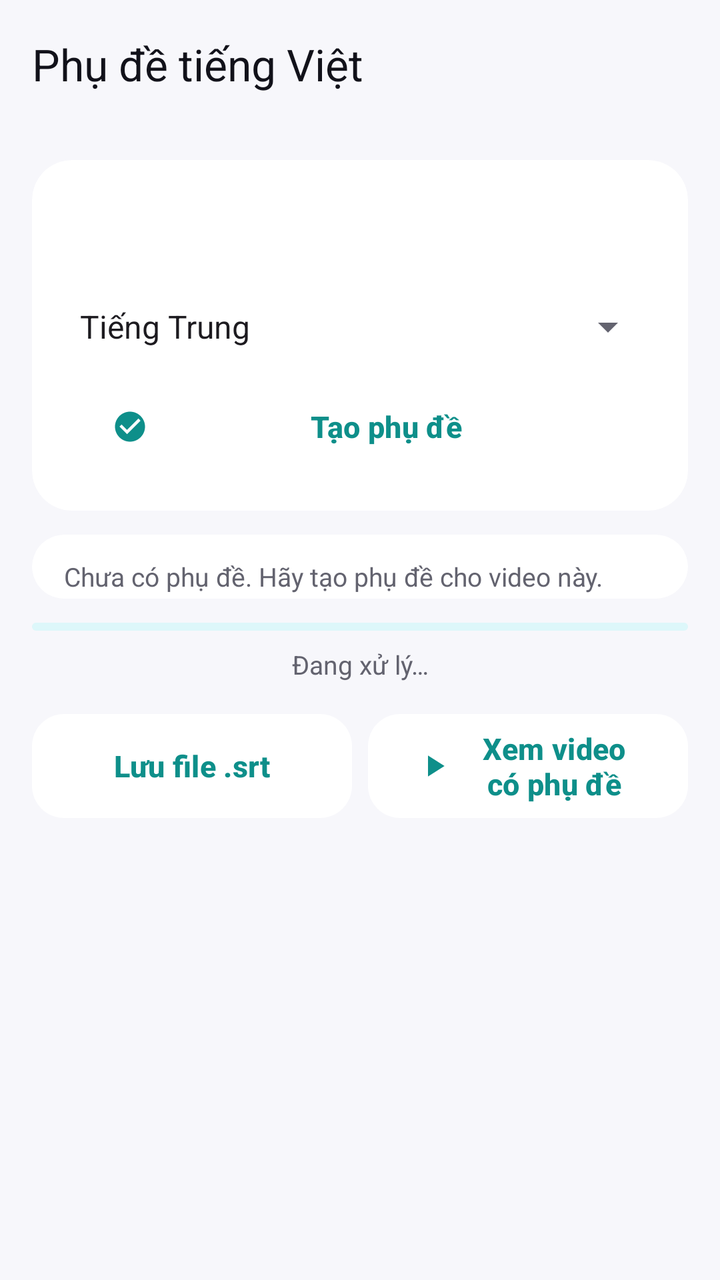
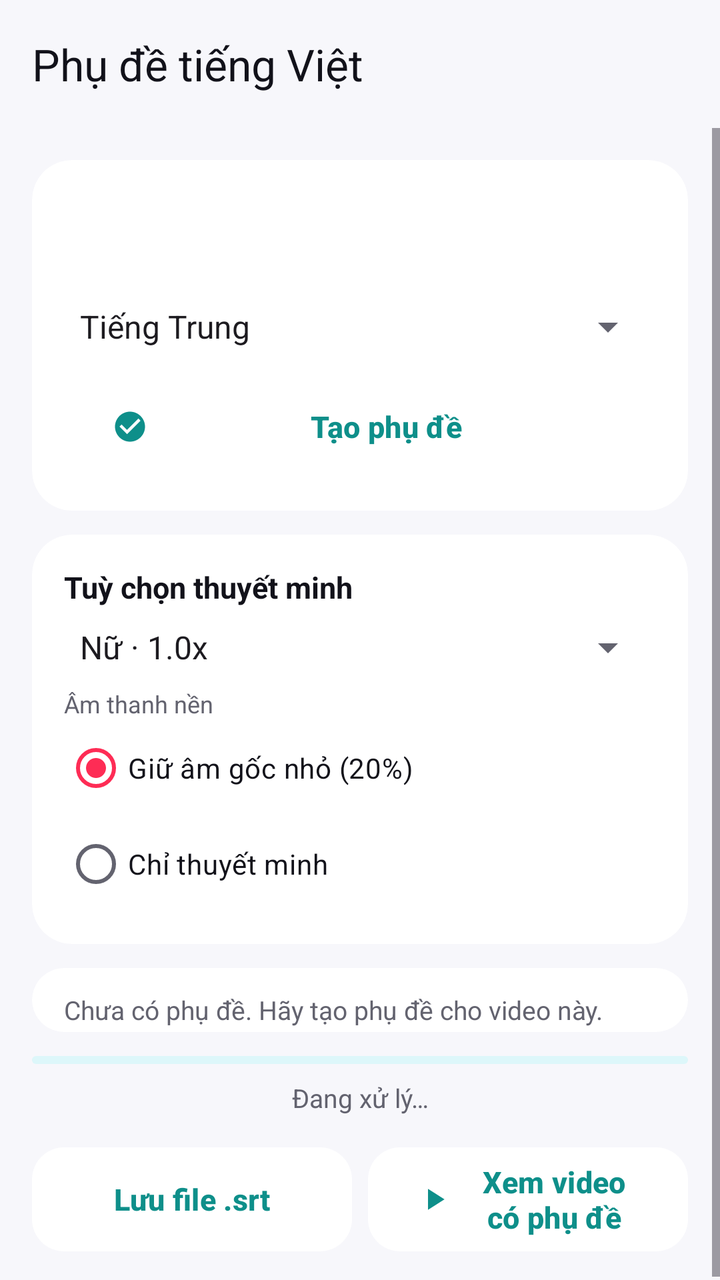

An Android layout rendered at two revisions. The XML below is the earlier revision; the diff shows what the commit changed to produce the second picture.
<!-- AndroidManifest.xml: application theme Theme.TT -->
<!-- res/layout/activity_subtitle.xml -->
<?xml version="1.0" encoding="utf-8"?>
<LinearLayout xmlns:android="http://schemas.android.com/apk/res/android"
    xmlns:app="http://schemas.android.com/apk/res-auto"
    android:layout_width="match_parent"
    android:layout_height="match_parent"
    android:background="@color/surface"
    android:orientation="vertical">

    <com.google.android.material.appbar.MaterialToolbar
        android:id="@+id/toolbar"
        android:layout_width="match_parent"
        android:layout_height="?attr/actionBarSize"
        android:background="@color/surface"
        app:title="@string/subtitle_section_title"
        app:titleTextColor="@color/text_primary" />

    <ScrollView
        android:layout_width="match_parent"
        android:layout_height="0dp"
        android:layout_weight="1"
        android:fillViewport="true">

        <LinearLayout
            android:layout_width="match_parent"
            android:layout_height="wrap_content"
            android:orientation="vertical"
            android:padding="@dimen/space_16">

            <com.google.android.material.card.MaterialCardView
                android:layout_width="match_parent"
                android:layout_height="wrap_content"
                style="@style/Widget.TT.Card">

                <LinearLayout
                    android:layout_width="match_parent"
                    android:layout_height="wrap_content"
                    android:orientation="vertical"
                    android:padding="@dimen/space_16">

                    <TextView
                        android:id="@+id/tvSubtitleVideoTitle"
                        android:layout_width="match_parent"
                        android:layout_height="wrap_content"
                        android:textColor="@color/text_primary"
                        android:textSize="16sp"
                        android:textStyle="bold" />

                    <TextView
                        android:id="@+id/tvSubtitleSource"
                        android:layout_width="match_parent"
                        android:layout_height="wrap_content"
                        android:layout_marginTop="@dimen/space_4"
                        android:textColor="@color/text_secondary"
                        android:textSize="13sp" />

                    <com.google.android.material.textfield.TextInputLayout
                        android:id="@+id/tilSubtitleLang"
                        style="@style/Widget.Material3.TextInputLayout.OutlinedBox.Dense"
                        android:layout_width="match_parent"
                        android:layout_height="wrap_content"
                        android:layout_marginTop="@dimen/space_12"
                        android:hint="@string/subtitle_language_source"
                        app:boxStrokeColor="@color/accent"
                        app:hintTextColor="@color/accent">

                        <Spinner
                            android:id="@+id/spinnerSubtitleLanguage"
                            android:layout_width="match_parent"
                            android:layout_height="wrap_content"
                            android:entries="@array/asr_languages"
                            android:textColor="@color/text_primary"
                            android:popupBackground="@color/surface" />
                    </com.google.android.material.textfield.TextInputLayout>

                    <com.google.android.material.button.MaterialButton
                        android:id="@+id/btnGenerateSubtitle"
                        style="@style/Widget.TT.Button.Tonal"
                        android:layout_width="match_parent"
                        android:layout_height="wrap_content"
                        android:layout_marginTop="@dimen/space_12"
                        android:text="@string/action_generate_subtitle"
                        app:icon="@drawable/ic_check_circle" />
                </LinearLayout>
            </com.google.android.material.card.MaterialCardView>

            <com.google.android.material.card.MaterialCardView
                android:id="@+id/cardCues"
                android:layout_width="match_parent"
                android:layout_height="wrap_content"
                style="@style/Widget.TT.Card"
                android:layout_marginTop="@dimen/space_12">

                <TextView
                    android:layout_width="match_parent"
                    android:layout_height="wrap_content"
                    android:paddingStart="@dimen/space_16"
                    android:paddingTop="@dimen/space_12"
                    android:paddingEnd="@dimen/space_16"
                    android:text="@string/subtitle_cues_empty"
                    android:textColor="@color/text_secondary"
                    android:textSize="13sp" />

                <androidx.recyclerview.widget.RecyclerView
                    android:id="@+id/rvCues"
                    android:layout_width="match_parent"
                    android:layout_height="wrap_content"
                    android:layout_marginTop="@dimen/space_8"
                    android:layout_marginBottom="@dimen/space_12"
                    android:nestedScrollingEnabled="false"
                    android:clipToPadding="false"
                    android:paddingStart="@dimen/space_16"
                    android:paddingEnd="@dimen/space_16"
                    android:paddingBottom="@dimen/space_12" />
            </com.google.android.material.card.MaterialCardView>

            <com.google.android.material.progressindicator.LinearProgressIndicator
                android:id="@+id/pbSubtitle"
                android:layout_width="match_parent"
                android:layout_height="wrap_content"
                android:layout_marginTop="@dimen/space_12"
                android:indeterminate="true"
                android:max="100" />

            <TextView
                android:id="@+id/tvSubtitleStatus"
                android:layout_width="match_parent"
                android:layout_height="wrap_content"
                android:layout_marginTop="@dimen/space_8"
                android:gravity="center_horizontal"
                android:text="@string/subtitle_processing"
                android:textColor="@color/text_secondary"
                android:textSize="13sp" />

            <LinearLayout
                android:layout_width="match_parent"
                android:layout_height="wrap_content"
                android:layout_marginTop="@dimen/space_16"
                android:orientation="horizontal"
                android:gravity="center">

                <com.google.android.material.button.MaterialButton
                    android:id="@+id/btnSaveSrt"
                    style="@style/Widget.TT.Button.Tonal"
                    android:layout_width="0dp"
                    android:layout_height="wrap_content"
                    android:layout_weight="1"
                    android:text="@string/action_save_srt" />

                <com.google.android.material.button.MaterialButton
                    android:id="@+id/btnOpenPlayer"
                    style="@style/Widget.TT.Button.Tonal"
                    android:layout_width="0dp"
                    android:layout_height="wrap_content"
                    android:layout_weight="1"
                    android:layout_marginStart="@dimen/space_8"
                    android:text="@string/action_open_player"
                    app:icon="@drawable/ic_play_arrow" />
            </LinearLayout>

            <com.google.android.material.button.MaterialButton
                android:id="@+id/btnCreateNarration"
                style="@style/Widget.TT.Button.Tonal"
                android:layout_width="match_parent"
                android:layout_height="wrap_content"
                android:layout_marginTop="@dimen/space_8"
                android:text="@string/action_create_narration"
                android:visibility="gone"
                app:icon="@drawable/ic_translate" />

            <com.google.android.material.button.MaterialButton
                android:id="@+id/btnOpenDub"
                style="@style/Widget.TT.Button.Primary"
                android:layout_width="match_parent"
                android:layout_height="wrap_content"
                android:layout_marginTop="@dimen/space_8"
                android:text="@string/action_open_dub"
                android:visibility="gone"
                app:icon="@drawable/ic_play_arrow" />
        </LinearLayout>
    </ScrollView>
</LinearLayout>
<!-- resources referenced by this layout -->
<resources>
  <string-array name="asr_languages">
          <item value="zh">Tiếng Trung</item>
          <item value="en">Tiếng Anh</item>
          <item value="vi">Tiếng Việt</item>
      </string-array>
  <color name="accent">#FF0E8F8A</color>
  <color name="surface">#FFF7F7FB</color>
  <color name="text_primary">#FF12121A</color>
  <color name="text_secondary">#FF63636F</color>
  <dimen name="space_12">12dp</dimen>
  <dimen name="space_16">16dp</dimen>
  <dimen name="space_4">4dp</dimen>
  <dimen name="space_8">8dp</dimen>
  <!-- drawable ic_check_circle (drawable) -->
  <vector xmlns:android="http://schemas.android.com/apk/res/android"
      android:width="24dp"
      android:height="24dp"
      android:viewportWidth="24"
      android:viewportHeight="24">
      <path
          android:fillColor="#FFFFFFFF"
          android:pathData="M12,2C6.48,2 2,6.48 2,12s4.48,10 10,10 10,-4.48 10,-10S17.52,2 12,2zM10,17l-5,-5 1.41,-1.41L10,14.17l7.59,-7.59L19,8l-9,9z" />
  </vector>
  <!-- drawable ic_play_arrow (drawable) -->
  <vector xmlns:android="http://schemas.android.com/apk/res/android"
      android:width="24dp"
      android:height="24dp"
      android:viewportWidth="24"
      android:viewportHeight="24">
      <path
          android:fillColor="#FFFFFFFF"
          android:pathData="M8,5v14l11,-7z" />
  </vector>
  <string name="action_create_narration">Tạo thuyết minh</string>
  <string name="action_generate_subtitle">Tạo phụ đề</string>
  <string name="action_open_dub">Nghe bản thuyết minh</string>
  <string name="action_open_player">Xem video có phụ đề</string>
  <string name="action_save_srt">Lưu file .srt</string>
  <string name="subtitle_cues_empty">Chưa có phụ đề. Hãy tạo phụ đề cho video này.</string>
  <string name="subtitle_language_source">Ngôn ngữ video</string>
  <string name="subtitle_processing">Đang xử lý…</string>
  <string name="subtitle_section_title">Phụ đề tiếng Việt</string>
  <style name="Widget.TT.Button.Tonal" parent="Widget.Material3.Button.TonalButton">
          <item name="android:minHeight">@dimen/button_height</item>
          <item name="android:insetTop">0dp</item>
          <item name="android:insetBottom">0dp</item>
          <item name="android:textStyle">bold</item>
          <item name="android:textSize">15sp</item>
          <item name="android:textColor">@color/accent</item>
          <item name="backgroundTint">@color/surface_variant</item>
          <item name="cornerRadius">@dimen/radius_medium</item>
          <item name="iconTint">@color/accent</item>
      </style>
  <style name="Widget.TT.Card" parent="Widget.Material3.CardView.Filled">
          <item name="cardBackgroundColor">@color/surface_variant</item>
          <item name="cardCornerRadius">@dimen/radius_large</item>
          <item name="cardElevation">0dp</item>
          <item name="strokeWidth">0dp</item>
          <item name="rippleColor">@color/accent_soft</item>
      </style>
  <dimen name="button_height">52dp</dimen>
  <color name="white">#FFFFFFFF</color>
  <color name="tt_red">#FFFE2C55</color>
  <dimen name="radius_medium">16dp</dimen>
  <color name="surface_variant">#FFFFFFFF</color>
  <dimen name="radius_large">20dp</dimen>
  <color name="accent_soft">#1F25F4EE</color>
  <color name="tt_red_soft">#1FFE2C55</color>
  <color name="tt_black">#FF0B0B12</color>
  <color name="divider">#1A000000</color>
  <color name="error">#FFB3261E</color>
  <!-- unchanged entries left out for length: 3 -->
</resources>

<!-- the commit's change to res/layout/activity_subtitle.xml (unified diff, before → after) -->
@@ -80,6 +80,80 @@
                         android:layout_marginTop="@dimen/space_12"
                         android:text="@string/action_generate_subtitle"
                         app:icon="@drawable/ic_check_circle" />
+                </LinearLayout>
+            </com.google.android.material.card.MaterialCardView>
+
+            <com.google.android.material.card.MaterialCardView
+                android:id="@+id/cardNarrationOptions"
+                android:layout_width="match_parent"
+                android:layout_height="wrap_content"
+                android:layout_marginTop="@dimen/space_12"
+                style="@style/Widget.TT.Card">
+
+                <LinearLayout
+                    android:layout_width="match_parent"
+                    android:layout_height="wrap_content"
+                    android:orientation="vertical"
+                    android:padding="@dimen/space_16">
+
+                    <TextView
+                        android:layout_width="wrap_content"
+                        android:layout_height="wrap_content"
+                        android:text="@string/narration_options_title"
+                        android:textColor="@color/text_primary"
+                        android:textSize="15sp"
+                        android:textStyle="bold" />
+
+                    <com.google.android.material.textfield.TextInputLayout
+                        android:id="@+id/tilSubtitleVoice"
+                        style="@style/Widget.Material3.TextInputLayout.OutlinedBox.Dense"
+                        android:layout_width="match_parent"
+                        android:layout_height="wrap_content"
+                        android:layout_marginTop="@dimen/space_8"
+                        android:hint="@string/voice_reading"
+                        app:boxStrokeColor="@color/accent"
+                        app:hintTextColor="@color/accent">
+
+                        <Spinner
+                            android:id="@+id/spinnerVoice"
+                            android:layout_width="match_parent"
+                            android:layout_height="wrap_content"
+                            android:entries="@array/voice_options"
+                            android:popupBackground="@color/surface"
+                            android:textColor="@color/text_primary" />
+                    </com.google.android.material.textfield.TextInputLayout>
+
+                    <TextView
+                        android:layout_width="wrap_content"
+                        android:layout_height="wrap_content"
+                        android:layout_marginTop="@dimen/space_8"
+                        android:text="@string/background_audio"
+                        android:textColor="@color/text_secondary"
+                        android:textSize="12sp" />
+
+                    <RadioGroup
+                        android:id="@+id/rgBackground"
+                        android:layout_width="match_parent"
+                        android:layout_height="wrap_content"
+                        android:orientation="vertical">
+
+                        <RadioButton
+                            android:id="@+id/rbKeepBackground"
+                            android:layout_width="match_parent"
+                            android:layout_height="wrap_content"
+                            android:checked="true"
+                            android:text="@string/background_keep"
+                            android:textColor="@color/text_primary"
+                            android:textSize="14sp" />
+
+                        <RadioButton
+                            android:id="@+id/rbNarrationOnly"
+                            android:layout_width="match_parent"
+                            android:layout_height="wrap_content"
+                            android:text="@string/background_narration_only"
+                            android:textColor="@color/text_primary"
+                            android:textSize="14sp" />
+                    </RadioGroup>
                 </LinearLayout>
             </com.google.android.material.card.MaterialCardView>
 
<!-- resource entries referenced after the edit -->
@@ -4,6 +4,12 @@
           <item value="zh">Tiếng Trung</item>
           <item value="en">Tiếng Anh</item>
           <item value="vi">Tiếng Việt</item>
+      </string-array>
+  <string-array name="voice_options">
+          <item>Nữ · 1.0x</item>
+          <item>Nam · 1.0x</item>
+          <item>Nữ · 1.25x</item>
+          <item>Nam · 1.25x</item>
       </string-array>
   <color name="accent">#FF0E8F8A</color>
   <color name="surface">#FFF7F7FB</color>
@@ -38,10 +44,15 @@
   <string name="action_open_dub">Nghe bản thuyết minh</string>
   <string name="action_open_player">Xem video có phụ đề</string>
   <string name="action_save_srt">Lưu file .srt</string>
+  <string name="background_audio">Âm thanh nền</string>
+  <string name="background_keep">Giữ âm gốc nhỏ (20%)</string>
+  <string name="background_narration_only">Chỉ thuyết minh</string>
+  <string name="narration_options_title">Tuỳ chọn thuyết minh</string>
   <string name="subtitle_cues_empty">Chưa có phụ đề. Hãy tạo phụ đề cho video này.</string>
   <string name="subtitle_language_source">Ngôn ngữ video</string>
   <string name="subtitle_processing">Đang xử lý…</string>
   <string name="subtitle_section_title">Phụ đề tiếng Việt</string>
+  <string name="voice_reading">Giọng đọc</string>
   <style name="Widget.TT.Button.Tonal" parent="Widget.Material3.Button.TonalButton">
           <item name="android:minHeight">@dimen/button_height</item>
           <item name="android:insetTop">0dp</item>
